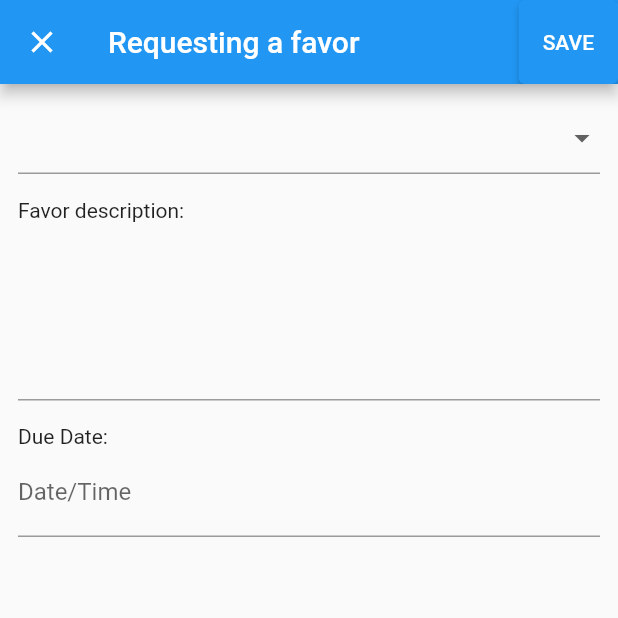
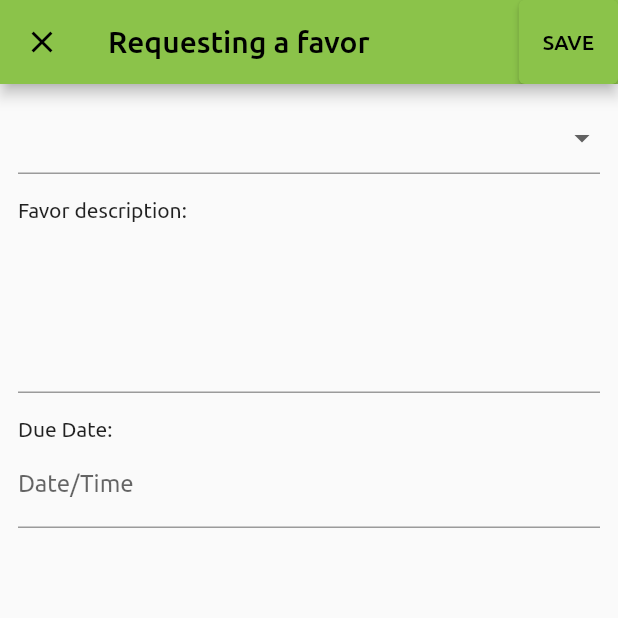
Before and after one commit to MLRohit/FlutterProjects, a Flutter app: the screen it shows after launch, after a tap on the "add" icon, on a phone screen of 412 x 824 dp, the top half of it. Run offline on Flutter 3.47's test engine with Material 2 defaults, Android fonts, the phone set to English and light mode, and no system bars; our stand-ins replace datetime_picker_formfield_new; network calls fail.

Commit message:
feat: app navigation media query and hero animation.

```diff
--- /dev/null
+++ b/hello_world/lib/app_theme.dart
@@ -0,0 +1,10 @@
+import 'package:flutter/material.dart';
+
+final ThemeData lightTheme = ThemeData(
+  fontFamily: "Ubuntu",
+  primarySwatch: Colors.lightGreen,
+  primaryColor: Colors.lightGreen.shade600,
+  accentColor: Colors.orangeAccent.shade400,
+  primaryColorBrightness: Brightness.dark,
+  cardColor: Colors.lightGreen.shade100,
+);
--- a/hello_world/lib/main.dart
+++ b/hello_world/lib/main.dart
@@ -1,4 +1,6 @@
 // import 'dart:ffi';
+
+import 'dart:math';
 
 import 'package:flutter/material.dart';
 import 'package:hello_world/favor.dart';
@@ -8,6 +10,7 @@ import 'package:flutter/services.dart';
 // import 'package:datetime_picker_formfield/datetime_picker_formfield.dart';
 import 'package:datetime_picker_formfield_new/datetime_picker_formfield.dart';
 import 'package:intl/intl.dart';
+import 'package:hello_world/app_theme.dart';
 
 void main() {
   runApp(const MyApp());
@@ -18,10 +21,11 @@ class MyApp extends StatelessWidget {
 
   @override
   Widget build(BuildContext context) {
-    return const MaterialApp(
+    return MaterialApp(
+      theme: lightTheme,
       debugShowCheckedModeBanner: false,
       title: 'Flutter Demo',
-      home: FavorsPage(),
+      home: const FavorsPage(),
     );
   }
 }
@@ -98,6 +102,7 @@ class _FavorsPageState extends State<FavorsPage> {
           ],
         ),
         floatingActionButton: FloatingActionButton(
+          heroTag: 'request_favor',
           onPressed: () {
             Navigator.of(context).push(
               MaterialPageRoute(
@@ -121,6 +126,8 @@ Widget _buildCategoryTab(String title) {
   );
 }
 
+const kFavorCardMaxWidth = 450.0;
+
 class FavorsList extends StatelessWidget {
   final String title;
   final List<Favor> favors;
@@ -141,16 +148,54 @@ class FavorsList extends StatelessWidget {
           child: Text(title),
         ),
         Expanded(
-          child: ListView.builder(
+          child: _buildCardsList(context),
+        ),
+      ],
+    );
+  }
+
+  Widget _buildCardsList(BuildContext context) {
+    final screenWidth = MediaQuery.of(context).size.width;
+    final cardsPerRow = max(screenWidth ~/ kFavorCardMaxWidth, 1);
+    // max() function from dart:math package
+    if (screenWidth > 400) {
+      return GridView.builder(
+        physics: const BouncingScrollPhysics(),
+        itemCount: favors.length,
+        scrollDirection: Axis.vertical,
+        itemBuilder: (BuildContext context, int index) {
+          final favor = favors[index];
+          return FavorCardItem(favor: favor);
+        },
+        gridDelegate: SliverGridDelegateWithFixedCrossAxisCount(
+          childAspectRatio: 2.8,
+          crossAxisCount: cardsPerRow,
+        ),
+      );
+    }
+    return ListView.builder(
       physics: const BouncingScrollPhysics(),
       itemCount: favors.length,
       itemBuilder: (BuildContext context, int index) {
         final favor = favors[index];
-              return FavorCardItem(favor: favor);
+        return InkWell(
+          onTap: () {
+            Navigator.push(
+              context,
+              PageRouteBuilder(
+                pageBuilder: (
+                  _,
+                  __,
+                  ___,
+                ) {
+                  return _FavorDetailsPage(favor: favor);
                 },
               ),
-        ),
-      ],
+            );
+          },
+          child: FavorCardItem(favor: favor),
+        );
+      },
     );
   }
 }
@@ -173,7 +218,10 @@ class FavorCardItem extends StatelessWidget {
         child: Column(
           children: <Widget>[
             _itemHeader(favor),
-            Text(favor.description ?? ""),
+            Hero(
+              tag: 'description_${favor.uuid}',
+              child: Text(favor.description ?? ""),
+            ),
             _itemFooter(favor, context)
           ],
         ),
@@ -235,13 +283,17 @@ class FavorCardItem extends StatelessWidget {
 
     return Container();
   }
+}
 
 Widget _itemHeader(Favor favor) {
   return Row(
     children: <Widget>[
-        CircleAvatar(
+      Hero(
+        tag: 'avatar_${favor.uuid}',
+        child: CircleAvatar(
           backgroundImage: NetworkImage(
             favor.friend?.photoURL ?? "",
+          ),
         ),
       ),
       Expanded(
@@ -251,7 +303,6 @@ class FavorCardItem extends StatelessWidget {
       )
     ],
   );
-  }
 }
 
 class RequestFavorPage extends StatefulWidget {
@@ -275,7 +326,9 @@ class RequestFavorPageState extends State<RequestFavorPage> {
 
   @override
   Widget build(BuildContext context) {
-    return Scaffold(
+    return Hero(
+      tag: "request_favor",
+      child: Scaffold(
         appBar: AppBar(
           title: const Text("Requesting a favor"),
           leading: const CloseButton(),
@@ -386,6 +439,7 @@ class RequestFavorPageState extends State<RequestFavorPage> {
             ),
           ),
         ),
+      ),
     );
   }
 
@@ -396,3 +450,42 @@ class RequestFavorPageState extends State<RequestFavorPage> {
     }
   }
 }
+
+class _FavorDetailsPage extends StatefulWidget {
+  final Favor favor;
+  const _FavorDetailsPage({Key? key, required this.favor}) : super(key: key);
+
+  @override
+  State<_FavorDetailsPage> createState() => __FavorDetailsPageState();
+}
+
+class __FavorDetailsPageState extends State<_FavorDetailsPage> {
+  @override
+  Widget build(BuildContext context) {
+    return Scaffold(
+      body: Card(
+        child: Padding(
+          padding: const EdgeInsets.symmetric(vertical: 10.0, horizontal: 25.0),
+          child: Column(
+            mainAxisSize: MainAxisSize.min,
+            crossAxisAlignment: CrossAxisAlignment.stretch,
+            children: <Widget>[
+              _itemHeader(widget.favor),
+              Container(height: 16.0),
+              Expanded(
+                child: Center(
+                  child: Hero(
+                    tag: "description_${widget.favor.uuid}",
+                    child: Text(
+                      widget.favor.description ?? "",
+                    ),
+                  ),
+                ),
+              ),
+            ],
+          ),
+        ),
+      ),
+    );
+  }
+}
```
Also changed, not shown: hello_world/pubspec.yaml (+10 -0 lines), hello_world/fonts/Ubuntu-Bold.ttf (added), hello_world/fonts/Ubuntu-Italic.ttf (added), hello_world/fonts/Ubuntu-Medium.ttf (added), hello_world/fonts/Ubuntu-Regular.ttf (added). Lines whose indentation alone changed are shown as unchanged.
